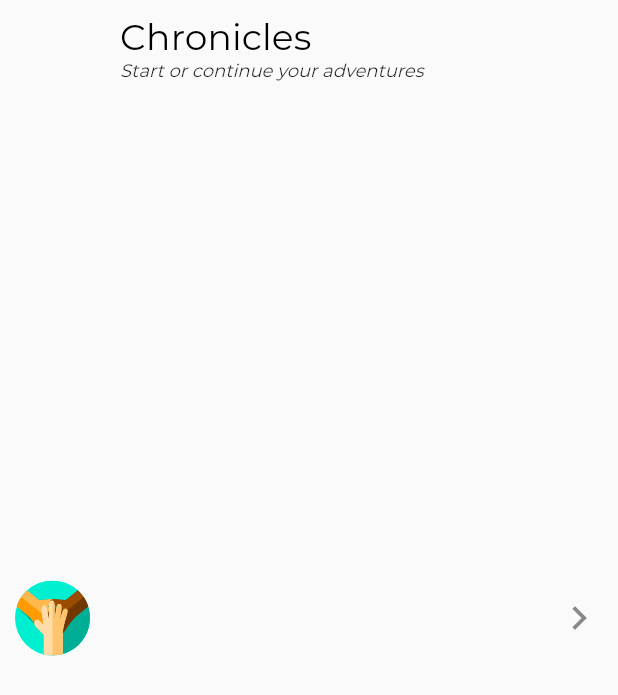
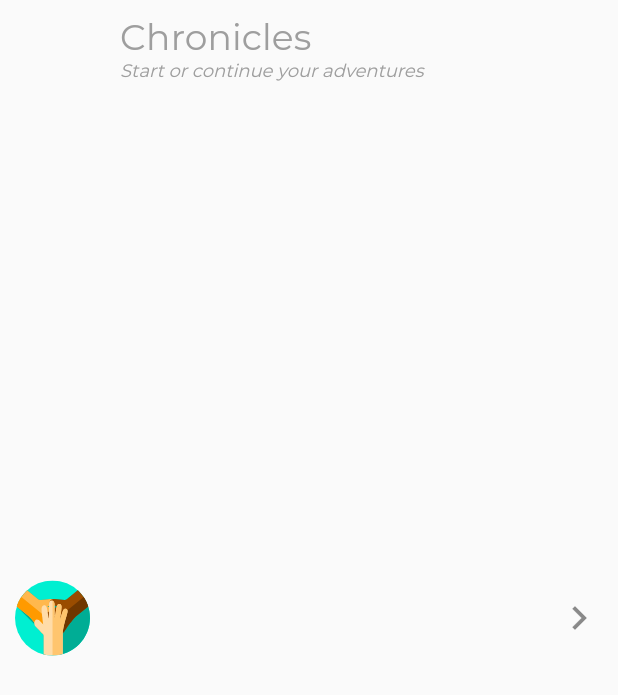
Before and after one commit to silver-path/flutter-mobile, a Flutter app: the HomeListTile widget shown alone on an empty page, opened directly, on a phone screen of 412 x 824 dp. Shown: the top 695 px of the screen. Run offline on Flutter 3.47's test engine with Material 2 defaults, Android fonts, the phone set to English and light mode, and no system bars; our stand-ins replace flutter_svg; missing offline and left inert: flutter_advanced_networkimage; generated files the repository leaves out were written again.

Commit message:
:lipstick: Style disabled tiles

```diff
--- a/lib/widget/home_list_tile.dart
+++ b/lib/widget/home_list_tile.dart
@@ -27,11 +27,21 @@ class HomeListTile extends StatelessWidget {
       children: <Widget>[
         Text(
           text,
-          style: Theme.of(context).textTheme.subtitle,
+          style: onTap != null
+              ? Theme.of(context).textTheme.subtitle
+              : Theme.of(context)
+                  .textTheme
+                  .subtitle
+                  .copyWith(color: Colors.grey),
         ),
         Text(
           description,
-          style: Theme.of(context).textTheme.body2,
+          style: onTap != null
+              ? Theme.of(context).textTheme.body2
+              : Theme.of(context)
+              .textTheme
+              .body2
+              .copyWith(color: Colors.grey),
         ),
       ],
     );
--- a/lib/widget/home_page.dart
+++ b/lib/widget/home_page.dart
@@ -54,9 +54,6 @@ class HomePageState extends State<HomePage> {
                   asset: 'assets/chronicle.svg',
                   text: 'Chronicles',
                   description: 'Start or continue your adventures',
-                  onTap: () {
-                    print('chronicle pressed');
-                  },
                 ),
                 Divider(),
                 HomeListTile(
```
Also changed, not shown: lib/widget/resource_page.dart (+0 -12 lines).
